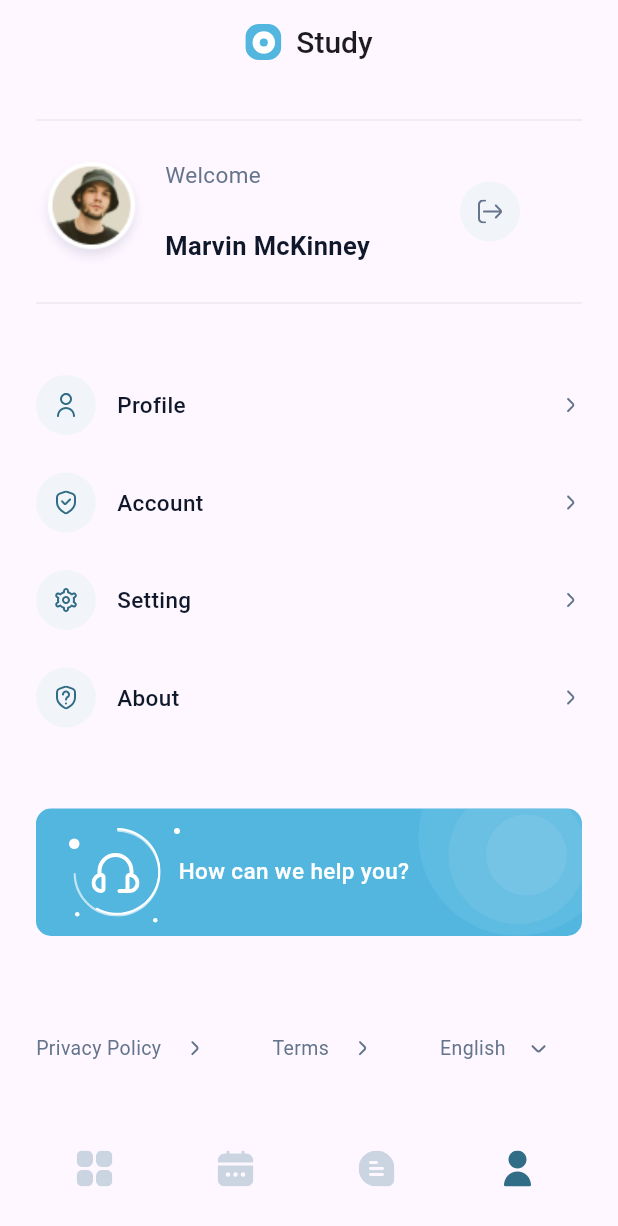
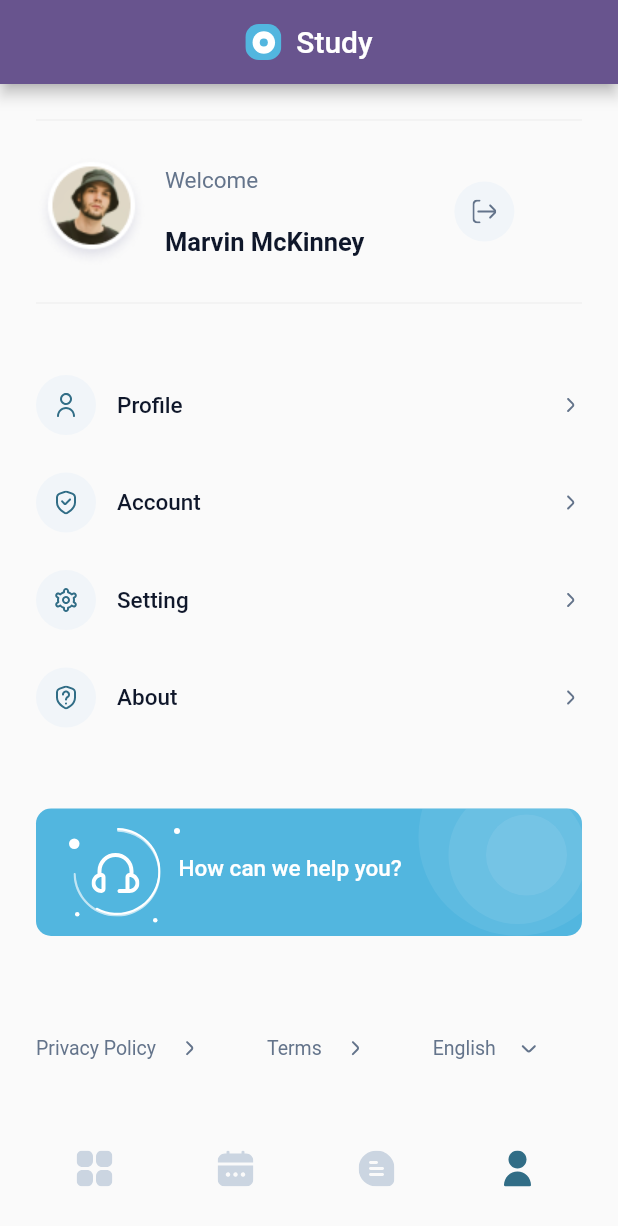
Before and after one commit to bexruz101/default_project, a Flutter app: the screen it shows after launch, on a phone screen of 412 x 824 dp. Shown: the top 1226 px of the screen. Run offline on Flutter 3.47's test engine with Material 2 defaults, Android fonts, the phone set to English and light mode, and no system bars; our stand-ins replace easy_localization, flutter_svg, shared_preferences.

```diff
--- a/lib/main.dart
+++ b/lib/main.dart
@@ -32,7 +32,7 @@ class MyApp extends StatelessWidget {
       debugShowCheckedModeBanner: false,
       theme: ThemeData(
         colorScheme: ColorScheme.fromSeed(seedColor: Colors.deepPurple),
-        useMaterial3: true,
+        useMaterial3: false,
       ),
       home: HomeScreen(),
     );
--- a/lib/ui/account/account_screen.dart
+++ b/lib/ui/account/account_screen.dart
@@ -32,7 +32,7 @@ class _AccountScreenState extends State<AccountScreen> {
                 SizedBox(height: 16,),
                 InputText(mainText: tr("Confirm_Password"), hintText: tr("Confirm_Password"), type: TextInputType.text),
                 SizedBox(height: 24,),
-                GlobalButton(),
+                GlobalButton(onTap: (){},),
             ],
 
           ),
--- a/lib/ui/home/home_screen.dart
+++ b/lib/ui/home/home_screen.dart
@@ -3,6 +3,7 @@ import 'package:flutter/material.dart';
 import 'package:flutter/rendering.dart';
 import 'package:flutter_svg/flutter_svg.dart';
 import 'package:default_project/ui/widgets/points.dart';
+import 'package:shared_preferences/shared_preferences.dart';
 
 import '../../utils/colors.dart';
 import '../../utils/images.dart';
@@ -17,6 +18,21 @@ class HomeScreen extends StatefulWidget {
 }
 
 class _HomeScreenState extends State<HomeScreen> {
+
+  late SharedPreferences preferences;
+
+  Future<void> _init()async{
+    preferences =await  SharedPreferences.getInstance();
+  }
+
+  @override
+  void initState() {
+    _init();
+    super.initState();
+  }
+
+
+
   @override
   Widget build(BuildContext context) {
     return Scaffold(
--- a/lib/ui/profile/profile_screen.dart
+++ b/lib/ui/profile/profile_screen.dart
@@ -1,3 +1,5 @@
+import 'dart:convert';
+
 import 'package:default_project/ui/widgets/global_button.dart';
 import 'package:easy_localization/easy_localization.dart';
 import 'package:flutter/material.dart';
@@ -116,7 +118,7 @@ class _ProfilScreenState extends State<ProfilScreen> {
                   SizedBox(width: 24,),
                   InputText(mainText: tr("Address"), hintText: tr("1106_Sunrise_Road_Las_Vegas_NV_89102"), type:TextInputType.streetAddress),
                   SizedBox(height: 24,),
-                  GlobalButton(),
+                  GlobalButton(onTap: (){},),
                   SizedBox(height: 24,),
                 ],
 
--- a/lib/ui/widgets/global_button.dart
+++ b/lib/ui/widgets/global_button.dart
@@ -4,7 +4,9 @@ import 'package:flutter/material.dart';
 import '../../utils/colors.dart';
 
 class GlobalButton extends StatelessWidget {
-  const GlobalButton({super.key});
+  const GlobalButton({super.key, required this.onTap});
+
+  final VoidCallback onTap;
 
   @override
   Widget build(BuildContext context) {
@@ -14,7 +16,7 @@ class GlobalButton extends StatelessWidget {
       decoration: BoxDecoration(color: AppColors.c_52B6DF,borderRadius:BorderRadius.circular(10)),
       child: InkWell(
         child: Center(child: Text(tr("Update_Profile"),style: TextStyle(color: AppColors.white,fontWeight: FontWeight.w600,fontSize: 17),)),
-        onTap: (){},
+        onTap: onTap,
       ),
     );
   }
--- a/pubspec.yaml
+++ b/pubspec.yaml
@@ -16,6 +16,7 @@ dependencies:
   flutter_svg: ^2.0.6
   flutter_screenutil: ^5.8.4
   easy_localization: ^3.0.2
+  shared_preferences: ^2.1.2
 
 
 dev_dependencies:
```
Also changed, not shown: lib/models/model.dart (+19 -5 lines), lib/ui/widgets/input_text.dart (+39 -0 lines), pubspec.lock.
